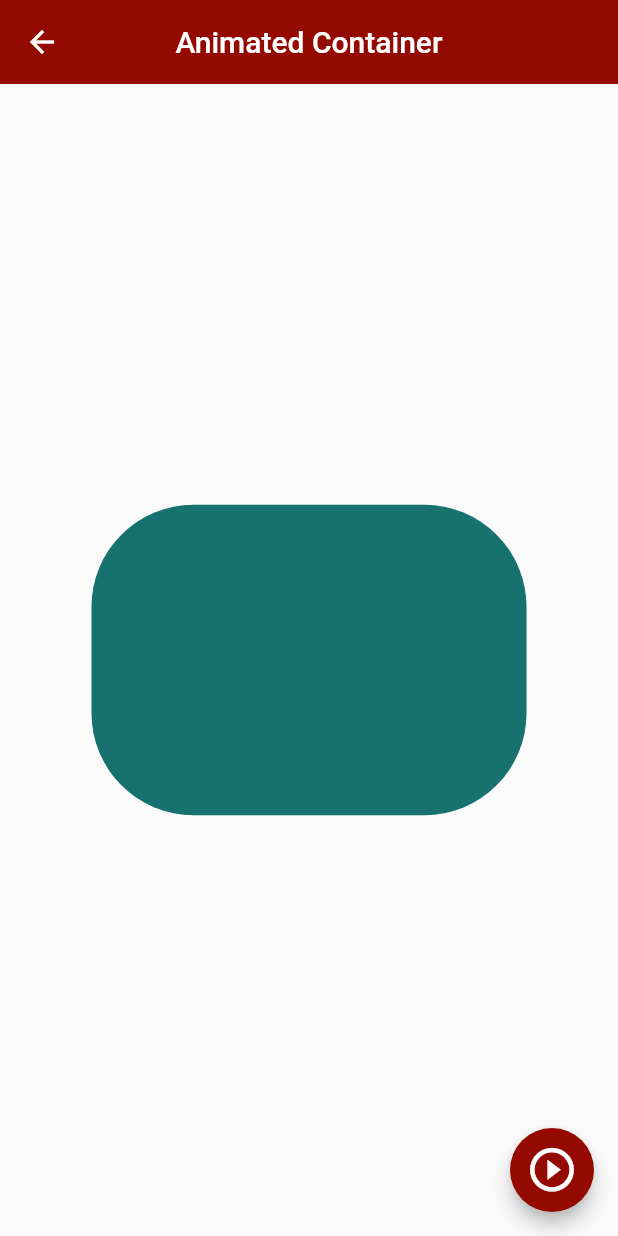
After one commit to 4rtemis-25/project_1, a Flutter app: the AnimatedScreen screen opened by its route, after a tap on the "play circle outline" icon, on a phone screen of 412 x 824 dp. The commit adds this screen. Run offline on Flutter 3.47's test engine with Material 2 defaults, Android fonts, the phone set to English and light mode, and no system bars.

Commit message:
cambios en avatar y animaciones

```diff
--- /dev/null
+++ b/lib/Screens/animated_screen.dart
@@ -0,0 +1,56 @@
+import 'dart:math';
+
+import 'package:flutter/material.dart';
+import 'package:project_1/theme/app_theme.dart';
+
+class AnimatedScreen extends StatefulWidget {
+  const AnimatedScreen({Key? key}) : super(key: key);
+
+  @override
+  State<AnimatedScreen> createState() => _AnimatedScreenState();
+}
+
+class _AnimatedScreenState extends State<AnimatedScreen> {
+  double _width = 50;
+  double _height = 50;
+  Color _color = AppTheme.primary;
+  BorderRadiusGeometry _borderRadius = BorderRadius.circular(10);
+
+  void changeShape() {
+    final random = Random();
+    _width = random.nextInt(300).toDouble() + 70;
+    _height = random.nextInt(300).toDouble() + 70;
+    _color = Color.fromRGBO(
+        random.nextInt(255), random.nextInt(255), random.nextInt(255), 1);
+
+        _borderRadius = BorderRadius.circular(random.nextInt(100).toDouble() + 10);
+
+        setState(() {});
+  }
+
+  @override
+  Widget build(BuildContext context) {
+    return Scaffold(
+      appBar: AppBar(
+        title: const Text('Animated Container'),
+      ),
+      body: Center(
+        child: AnimatedContainer(
+          duration: const Duration( milliseconds: 400 ),
+          curve: Curves.easeOutCubic,
+          width: _width,
+          height: _height,
+          decoration: BoxDecoration(
+              color: _color, borderRadius: _borderRadius),
+        ),
+      ),
+      floatingActionButton: FloatingActionButton(
+        child: const Icon(
+          Icons.play_circle_outline,
+          size: 35,
+        ),
+        onPressed: changeShape,
+      ),
+    );
+  }
+}
--- a/lib/Screens/screens.dart
+++ b/lib/Screens/screens.dart
@@ -1,5 +1,7 @@
+export 'package:project_1/Screens/animated_screen.dart';
 export 'package:project_1/Screens/alert_screen.dart';
 export 'package:project_1/Screens/card_screen.dart';
 export 'package:project_1/Screens/home_screen.dart';
 export 'package:project_1/Screens/listview_screen.dart';
 export 'package:project_1/Screens/listview_screen2.dart';
+export 'package:project_1/Screens/avatar_screen.dart';
--- a/lib/routes/app_routes.dart
+++ b/lib/routes/app_routes.dart
@@ -6,17 +6,21 @@ class AppRoutes {
   static const initialRoute = 'home';
 
   static final menuOptions = <MenuOption>[
-    MenuOption(route: 'home', name: 'HomeScreen', screen: const HomeScreen(), icon: Icons.home),
+    // MenuOption(route: 'home', name: 'HomeScreen', screen: const HomeScreen(), icon: Icons.home),
     MenuOption(route: 'listview', name: 'ListViewScreen', screen: const ListViewScreen(), icon: Icons.list),
     MenuOption(route: 'listview2', name: 'ListViewScreen2', screen: const ListViewScreen2(), icon: Icons.list_alt),
     MenuOption(route: 'alert', name: 'AlertScreen', screen: const AlertScreen(), icon: Icons.notification_important),
-    MenuOption(route: 'card', name: 'CardScreen', screen: const CardScreen(), icon: Icons.credit_score)
+    MenuOption(route: 'card', name: 'CardScreen', screen: const CardScreen(), icon: Icons.credit_score),
+    MenuOption(route: 'avatar', name: 'AvatarScreen', screen: const AvatarScreen(), icon: Icons.supervised_user_circle_outlined),
+    MenuOption(route: 'animate', name: 'AnimatedScreen', screen: const AnimatedScreen(), icon: Icons.supervised_user_circle_outlined),
   ];
 
   static Map<String, Widget Function (BuildContext)> getAppRoutes() {
 
 
     Map<String, Widget Function(BuildContext)> appRoutes = {};
+
+    appRoutes.addAll({ 'home' : (BuildContext context) => const HomeScreen()});
 
     for (final option in menuOptions) {
       appRoutes.addAll({ option.route : ( BuildContext context ) => option.screen});
```
Also changed, not shown: lib/Screens/avatar_screen.dart (added, +31 -0 lines).
